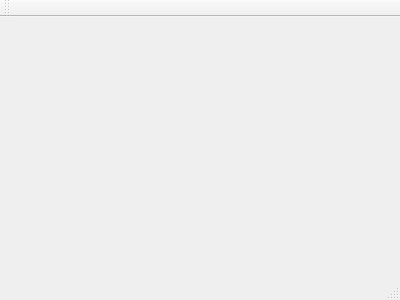
Qt form mainwindow.ui (fffaraz/Qtnpcap) before a commit.
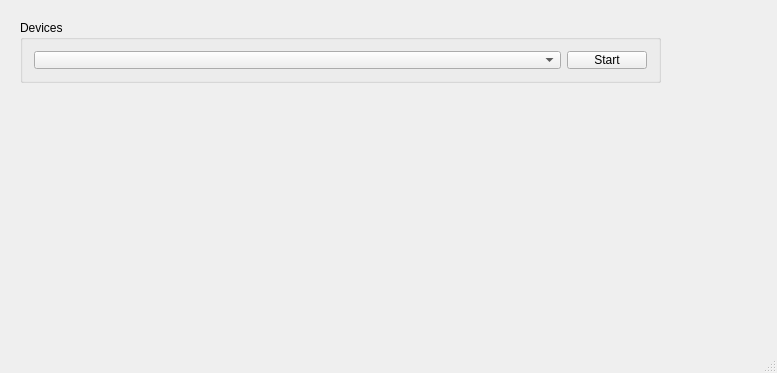
The same form after that commit.

```diff
--- a/mainwindow.ui
+++ b/mainwindow.ui
@@ -1,24 +1,63 @@
 <ui version="4.0">
  <class>MainWindow</class>
- <widget class="QMainWindow" name="MainWindow" >
-  <property name="geometry" >
+ <widget class="QMainWindow" name="MainWindow">
+  <property name="geometry">
    <rect>
     <x>0</x>
     <y>0</y>
-    <width>400</width>
-    <height>300</height>
+    <width>777</width>
+    <height>373</height>
    </rect>
   </property>
   <property name="windowTitle" >
    <string>MainWindow</string>
   </property>
-  <widget class="QMenuBar" name="menuBar" />
-  <widget class="QToolBar" name="mainToolBar" />
-  <widget class="QWidget" name="centralWidget" />
-  <widget class="QStatusBar" name="statusBar" />
+  <widget class="QWidget" name="centralWidget">
+   <widget class="QGroupBox" name="grpDevs">
+    <property name="geometry">
+     <rect>
+      <x>20</x>
+      <y>20</y>
+      <width>641</width>
+      <height>63</height>
+     </rect>
+    </property>
+    <property name="title">
+     <string>Devices</string>
+    </property>
+    <layout class="QHBoxLayout" name="horizontalLayout">
+     <item>
+      <widget class="QComboBox" name="cmbIfs"/>
+     </item>
+     <item>
+      <widget class="QPushButton" name="btnStart">
+       <property name="maximumSize">
+        <size>
+         <width>80</width>
+         <height>16777215</height>
+        </size>
+       </property>
+       <property name="text">
+        <string>Start</string>
+       </property>
+      </widget>
+     </item>
+    </layout>
+   </widget>
+  </widget>
+  <widget class="QMenuBar" name="menuBar">
+   <property name="geometry">
+    <rect>
+     <x>0</x>
+     <y>0</y>
+     <width>777</width>
+     <height>20</height>
+    </rect>
+   </property>
+  </widget>
+  <widget class="QStatusBar" name="statusBar"/>
  </widget>
- <layoutDefault spacing="6" margin="11" />
- <pixmapfunction></pixmapfunction>
+ <layoutdefault spacing="6" margin="11"/>
  <resources/>
  <connections/>
 </ui>
```
Left out of the diff: 5 changed lines with no effect on the pictures.
